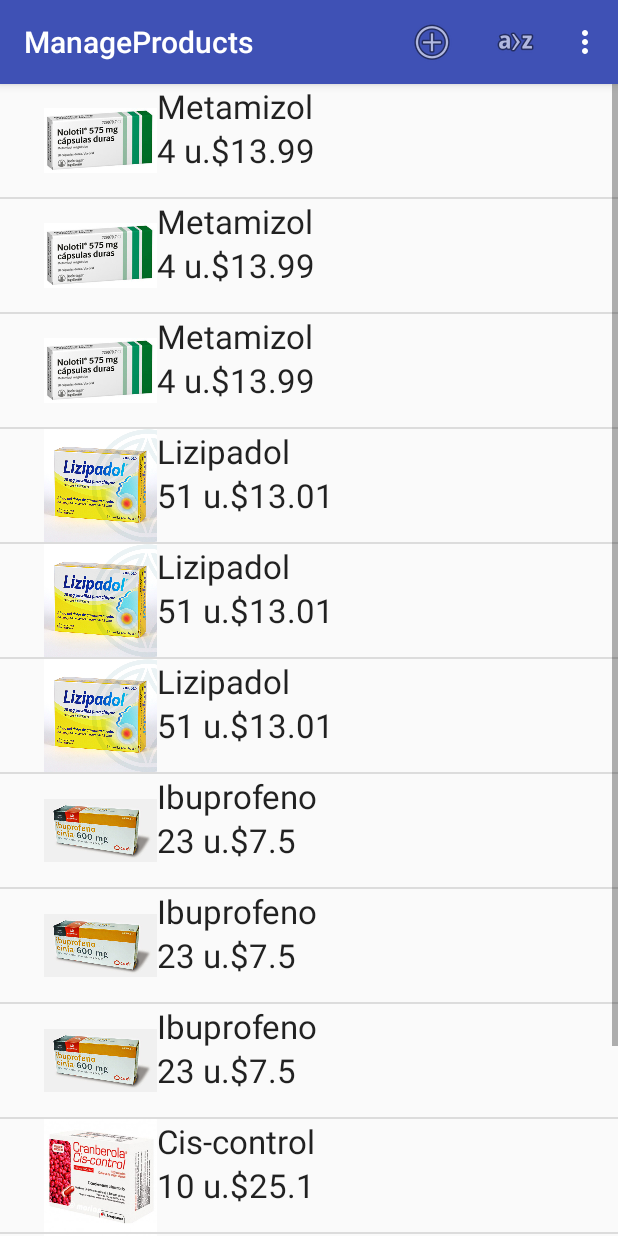
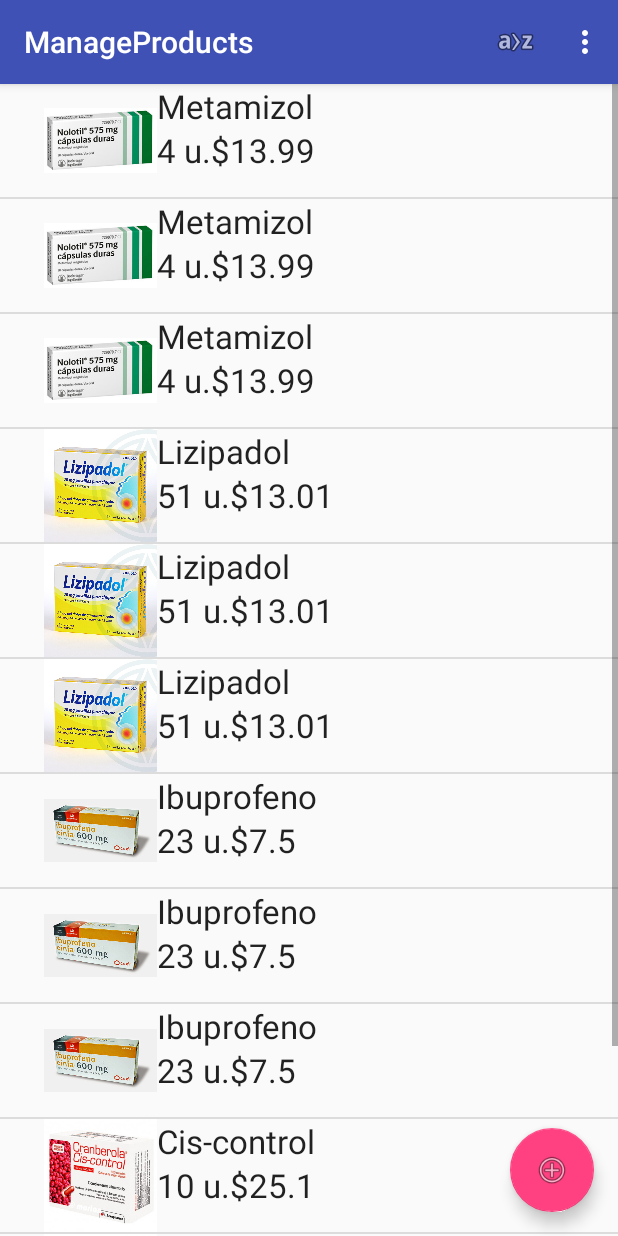
Before and after one commit to JosBarranquero/ManageProductsFragment, an Android app: the screen it shows after launch (Product_Activity), after a tap on "Sort alphabetically", on a phone screen of 412 x 824 dp. Run offline under Robolectric (Android 15) with nearby library versions, the phone set to English and light mode, and no system bars; 1 other tap on this screen came first.

Commit message:
Floating Action Button

```diff
--- a/app/src/main/java/com/barranquero/manageproductsrecycler/Product_Activity.java
+++ b/app/src/main/java/com/barranquero/manageproductsrecycler/Product_Activity.java
@@ -2,6 +2,7 @@ package com.barranquero.manageproductsrecycler;
 
 import android.content.Intent;
 import android.os.Bundle;
+import android.support.design.widget.FloatingActionButton;
 import android.support.v7.app.AppCompatActivity;
 import android.view.Menu;
 import android.view.MenuItem;
@@ -22,6 +23,7 @@ import com.barranquero.manageproductsrecycler.model.Product;
 public class Product_Activity extends AppCompatActivity implements IProduct {
     private ProductAdapter mAdapter;
     private ListView mListProduct;
+    private FloatingActionButton mFabAdd;
     private static final int ADD_PRODUCT = 0;
     private static final int EDIT_PRODUCT = 1;
 
@@ -43,6 +45,16 @@ public class Product_Activity extends AppCompatActivity implements IProduct {
                 Intent intent = new Intent(Product_Activity.this, ManageProduct_Activity.class);
                 intent.putExtras(bundle);
                 startActivityForResult(intent, EDIT_PRODUCT);
+            }
+        });
+
+        mFabAdd = (FloatingActionButton)findViewById(R.id.fabAdd);
+        mFabAdd.setOnClickListener(new View.OnClickListener() {
+            @Override
+            public void onClick(View view) {
+                Intent intent = new Intent(Product_Activity.this, ManageProduct_Activity.class);
+                startActivityForResult(intent, ADD_PRODUCT);
+                mAdapter.notifyDataSetChanged();
             }
         });
     }
@@ -67,11 +79,11 @@ public class Product_Activity extends AppCompatActivity implements IProduct {
     public boolean onOptionsItemSelected(MenuItem item) {
         Intent intent;
         switch (item.getItemId()){
-            case R.id.action_add_product:
+            /*case R.id.action_add_product:
                 intent = new Intent(Product_Activity.this, ManageProduct_Activity.class);
                 startActivityForResult(intent, ADD_PRODUCT);
                 mAdapter.notifyDataSetChanged();
-                break;
+                break;*/
             case R.id.action_sort_alphabetically:
                 mAdapter.sortAlphabetically();
                 break;
--- a/app/src/main/java/com/barranquero/manageproductsrecycler/Product_ActivityRecycler.java
+++ b/app/src/main/java/com/barranquero/manageproductsrecycler/Product_ActivityRecycler.java
@@ -54,11 +54,11 @@ public class Product_ActivityRecycler extends AppCompatActivity{
     public boolean onOptionsItemSelected(MenuItem item) {
         Intent intent;
         switch (item.getItemId()){
-            case R.id.action_add_product:
+            /*case R.id.action_add_product:
                 intent = new Intent(Product_ActivityRecycler.this, ManageProduct_Activity.class);
                 startActivityForResult(intent, ADD_PRODUCT);
                 mAdapter.notifyDataSetChanged();
-                break;
+                break;*/
             case R.id.action_sort_alphabetically:
                 mAdapter.getAllProducts(3, ASC);
                 ASC = !ASC;
--- a/app/src/main/res/layout/activity_product.xml
+++ b/app/src/main/res/layout/activity_product.xml
@@ -1,10 +1,30 @@
 <?xml version="1.0" encoding="utf-8"?>
-<LinearLayout xmlns:android="http://schemas.android.com/apk/res/android"
-    android:orientation="vertical" android:layout_width="match_parent"
-    android:layout_height="match_parent">
+<android.support.design.widget.CoordinatorLayout
+    xmlns:android="http://schemas.android.com/apk/res/android"
+    xmlns:tools="http://schemas.android.com/tools"
+    android:orientation="vertical"
+    android:layout_width="match_parent"
+    android:layout_height="match_parent"
+    tools:context=".Product_Activity">
+
+    <android.support.design.widget.AppBarLayout
+        android:layout_width="match_parent"
+        android:layout_height="wrap_content">
+
+
+    </android.support.design.widget.AppBarLayout>
 
     <ListView
         android:layout_width="match_parent"
         android:layout_height="match_parent"
         android:id="@+id/listProduct"/>
-</LinearLayout>
+
+    <android.support.design.widget.FloatingActionButton
+        android:id="@+id/fabAdd"
+        android:layout_width="wrap_content"
+        android:layout_height="wrap_content"
+        android:layout_gravity="bottom|end"
+        android:layout_margin="@dimen/fab_margin"
+        android:src="@android:drawable/ic_menu_add"/>
+
+</android.support.design.widget.CoordinatorLayout>
--- a/app/src/main/res/menu/menu_product.xml
+++ b/app/src/main/res/menu/menu_product.xml
@@ -1,14 +1,14 @@
 <?xml version="1.0" encoding="utf-8"?>
 <menu xmlns:android="http://schemas.android.com/apk/res/android"
     xmlns:app="http://schemas.android.com/apk/res-auto">
-    <item android:title="@string/btnAddMed"
+    <!--<item android:title="@string/btnAddMed"
         android:icon="@android:drawable/ic_menu_add"
         android:id="@+id/action_add_product"
-        app:showAsAction="always"/>
+        app:showAsAction="always"/>-->
     <item android:title="@string/action_sort_alphabetically"
         android:id="@+id/action_sort_alphabetically"
         android:icon="@android:drawable/ic_menu_sort_alphabetically"
-        app:showAsAction="always"/>
+        app:showAsAction="ifRoom"/>
     <item android:title="@string/action_settings_general"
         android:orderInCategory="100"
         app:showAsAction="never"
--- a/app/src/main/res/values/dimens.xml
+++ b/app/src/main/res/values/dimens.xml
@@ -2,6 +2,7 @@
     <!-- Default screen margins, per the Android Design guidelines. -->
     <dimen name="activity_horizontal_margin">16dp</dimen>
     <dimen name="activity_vertical_margin">16dp</dimen>
+    <dimen name="fab_margin">16dp</dimen>
     <dimen name="widget_margin_top">25dp</dimen>
     <dimen name="widget_textview_width">100dp</dimen>
     <dimen name="img_width">75dp</dimen>
```
